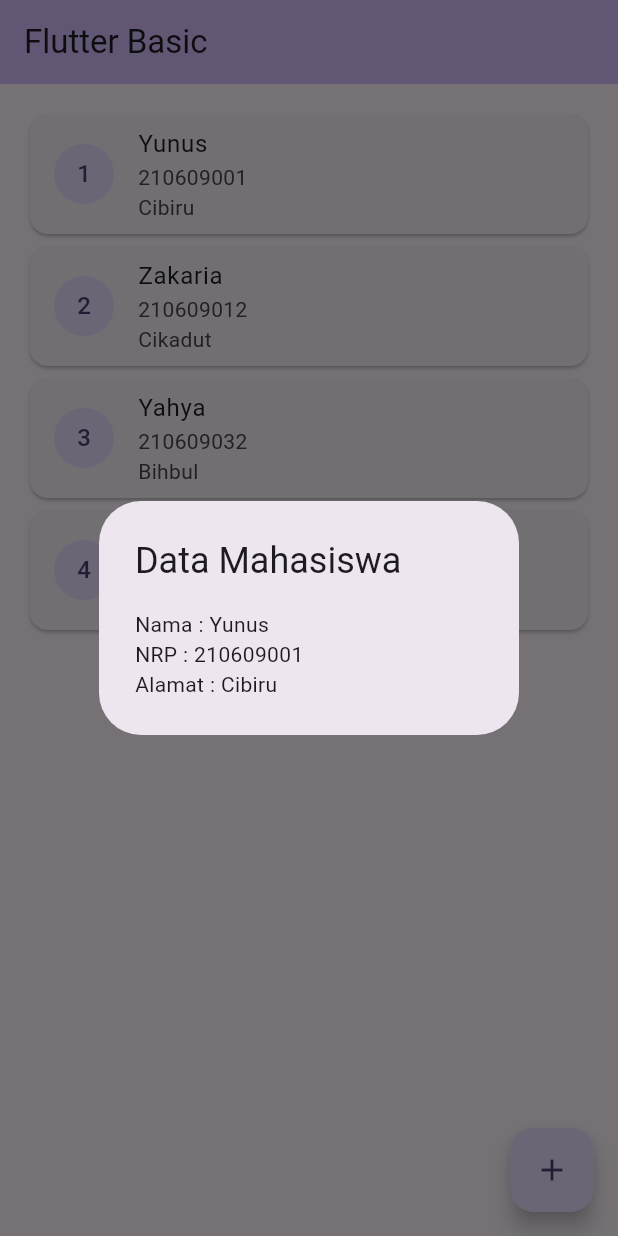
After one commit to Shafiuzz/cautious-waffle, a Flutter app: the ListStudent screen opened directly, after a tap on an icon or button, on a phone screen of 412 x 824 dp. The commit adds this screen. Run offline on Flutter 3.47's test engine with Material 2 defaults, Android fonts, the phone set to English and light mode, and no system bars.

Commit message:
add actoin to listview

```diff
--- /dev/null
+++ b/lib/list_student.dart
@@ -0,0 +1,80 @@
+import 'package:flutter/material.dart';
+import 'package:flutter_basic/student.dart';
+
+class ListStudent extends StatefulWidget {
+  const ListStudent({super.key, required this.title});
+  final String title;
+
+  @override
+  State<ListStudent> createState() => _ListStudentState();
+}
+
+class _ListStudentState extends State<ListStudent> {
+  List<Student> listStudent = [
+    Student(nrp: 210609001, name: 'Yunus', address: 'Cibiru'),
+    Student(nrp: 210609012, name: 'Zakaria', address: 'Cikadut'),
+    Student(nrp: 210609032, name: 'Yahya', address: 'Bihbul'),
+    Student(nrp: 210609028, name: 'Idris', address: 'Cihanjuang'),
+  ];
+  @override
+  Widget build(BuildContext context) {
+    return Scaffold(
+      appBar: AppBar(
+        backgroundColor: Theme.of(context).colorScheme.inversePrimary,
+        title: Text(widget.title),
+      ),
+      body: ListView.builder(
+        padding: const EdgeInsets.all(16),
+        itemBuilder: (context, index) {
+          //objek mahasiswa (alternate)
+          final mahasiswa = listStudent[index];
+          return InkWell(
+            onTap: () {
+              showDialog(
+                context: context,
+                builder: (_) {
+                  return AlertDialog(
+                    title: const Text('Data Mahasiswa'),
+                    content: Column(
+                      mainAxisSize: MainAxisSize.min,
+                      crossAxisAlignment: CrossAxisAlignment.start,
+                      children: [
+                        Text('Nama : ${mahasiswa.name}'),
+                        Text('NRP : ${mahasiswa.nrp}'),
+                        Text('Alamat : ${mahasiswa.address}'),
+                        // Text('Alamat : ${listStudent[index].name}')
+                        // Text('NRP : ${listStudent[index].nrp}')
+                        // Text('Alamat : ${listStudent[index].address}')
+                      ],
+                    ),
+                  );
+                },
+              );
+            },
+            child: Card(
+              child: ListTile(
+                leading: CircleAvatar(
+                  child: Text('${index + 1}'),
+                ),
+                title: Text(mahasiswa.name),
+                subtitle: Column(
+                  crossAxisAlignment: CrossAxisAlignment.start,
+                  children: [
+                    Text('${mahasiswa.nrp}'),
+                    Text(mahasiswa.address.toString()),
+                  ],
+                ),
+              ),
+            ),
+          );
+        },
+        itemCount: listStudent.length,
+      ),
+      floatingActionButton: FloatingActionButton(
+        onPressed: () {},
+        tooltip: 'Increment',
+        child: const Icon(Icons.add),
+      ),
+    );
+  }
+}
```
Also changed, not shown: lib/main.dart (+2 -55 lines).
